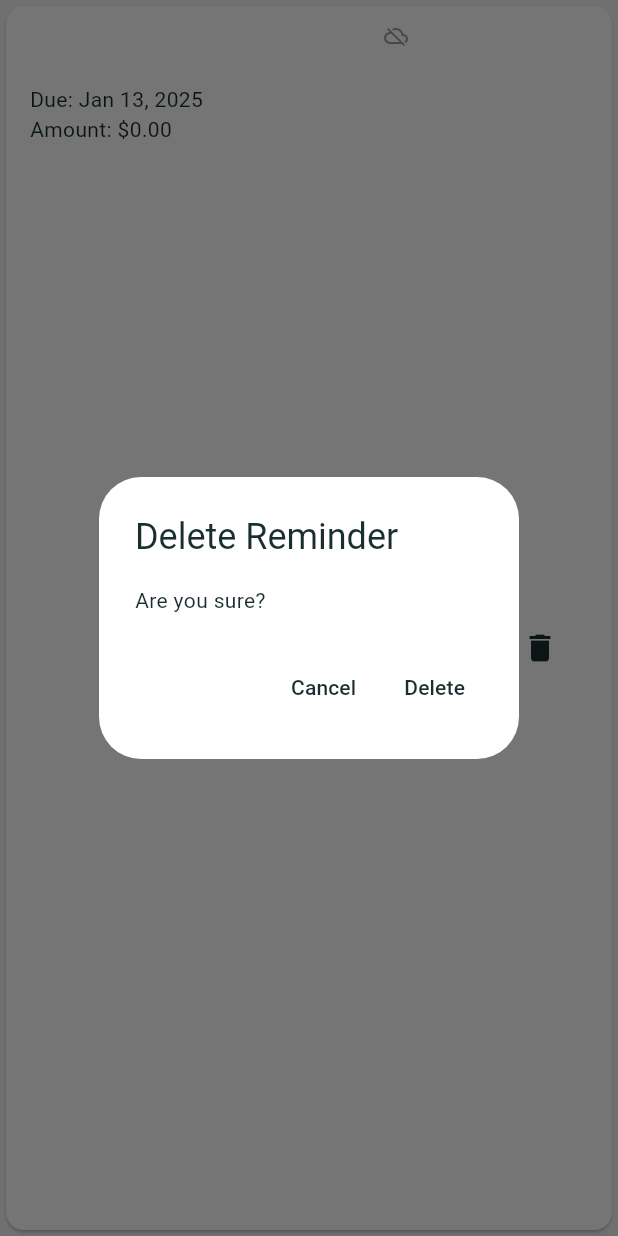
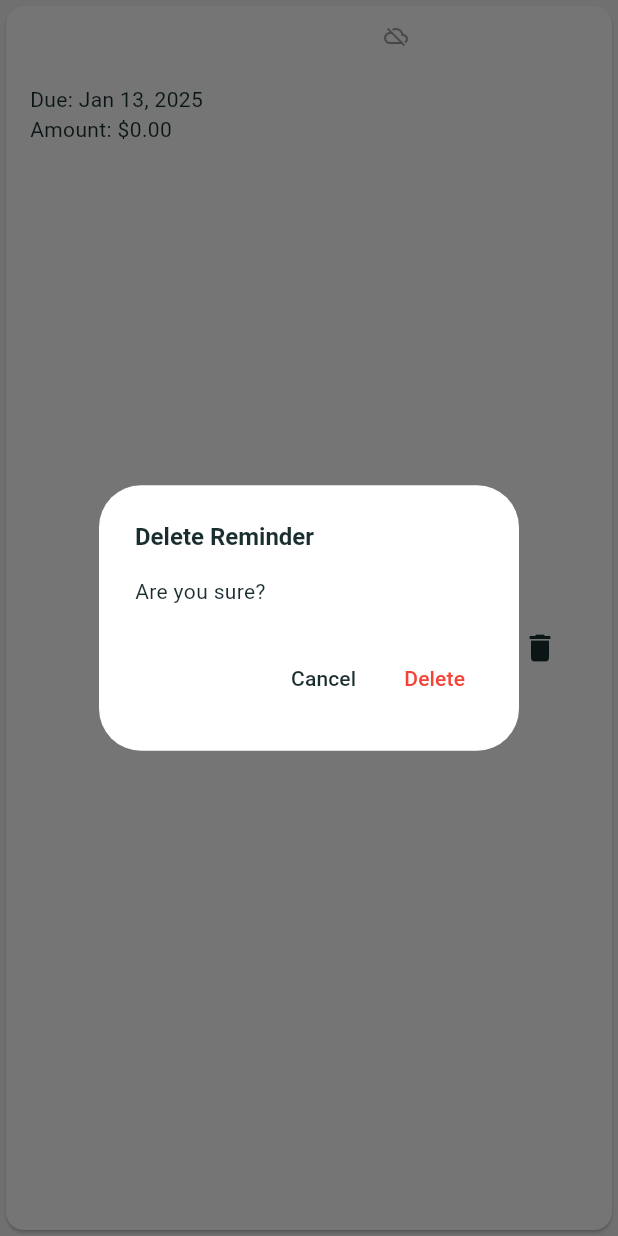
Before and after one commit to manuelduarte077/brotato-game, a Flutter app: the ReminderCard widget shown alone on an empty page, opened directly with empty values, after a tap on the "delete" icon, on a phone screen of 412 x 824 dp. Run offline on Flutter 3.47's test engine with Material 3 defaults, Android fonts, the phone set to English and light mode, and no system bars; our stand-ins replace cloud_firestore, drift, firebase_auth, firebase_core, firebase_crashlytics, flutter_local_notifications and 6 more; accounts and stored records are empty; generated files the repository leaves out were written again.

Commit message:
feat: improve ReminderCard styling

```diff
--- a/lib/presentation/features/calendar/calendar_screen.dart
+++ b/lib/presentation/features/calendar/calendar_screen.dart
@@ -1,11 +1,11 @@
 import 'package:flutter/material.dart';
 import 'package:flutter_riverpod/flutter_riverpod.dart';
-import 'package:pay_reminder/presentation/features/reminders/show_reminder_screen.dart';
 import 'package:table_calendar/table_calendar.dart';
 import 'package:intl/intl.dart';
 
 import '../../../application/providers/reminder_providers.dart';
 import '../../../domain/models/reminder.dart';
+import '../reminders/show_reminder_screen.dart';
 
 class CalendarScreen extends ConsumerStatefulWidget {
   const CalendarScreen({super.key});
--- a/lib/presentation/features/reminders/reminder_list_screen.dart
+++ b/lib/presentation/features/reminders/reminder_list_screen.dart
@@ -29,7 +29,7 @@ class ReminderListScreen extends ConsumerWidget {
           actions: [
             IconButton(
               icon: const Icon(
-                CupertinoIcons.add_circled,
+                CupertinoIcons.add_circled_solid,
                 size: 32,
               ),
               onPressed: () {
@@ -49,7 +49,7 @@ class ReminderListScreen extends ConsumerWidget {
           delegate: SliverChildListDelegate(
             [
               Padding(
-                padding: EdgeInsets.all(8.0),
+                padding: EdgeInsets.all(8),
                 child: SearchBar(
                   elevation: WidgetStateProperty.all(0),
                   side: WidgetStateProperty.all(
--- a/lib/presentation/widgets/reminder_card.dart
+++ b/lib/presentation/widgets/reminder_card.dart
@@ -21,7 +21,15 @@ class ReminderCard extends ConsumerWidget {
       child: ListTile(
         title: Row(
           children: [
-            Expanded(child: Text(reminder.title)),
+            Expanded(
+              child: Text(
+                reminder.title,
+                style: const TextStyle(
+                  fontSize: 16,
+                  fontWeight: FontWeight.bold,
+                ),
+              ),
+            ),
             if (reminder.isSynced)
               const Icon(Icons.cloud_done, size: 16, color: Colors.green)
             else
@@ -67,7 +75,13 @@ class ReminderCard extends ConsumerWidget {
                 showDialog(
                   context: context,
                   builder: (context) => AlertDialog(
-                    title: const Text('Delete Reminder'),
+                    title: const Text(
+                      'Delete Reminder',
+                      style: TextStyle(
+                        fontSize: 16,
+                        fontWeight: FontWeight.bold,
+                      ),
+                    ),
                     content: const Text('Are you sure?'),
                     actions: [
                       TextButton(
@@ -81,7 +95,12 @@ class ReminderCard extends ConsumerWidget {
                               .deleteReminder(reminder.id!);
                           Navigator.pop(context);
                         },
-                        child: const Text('Delete'),
+                        child: const Text(
+                          'Delete',
+                          style: TextStyle(
+                            color: Colors.red,
+                          ),
+                        ),
                       ),
                     ],
                   ),
```
